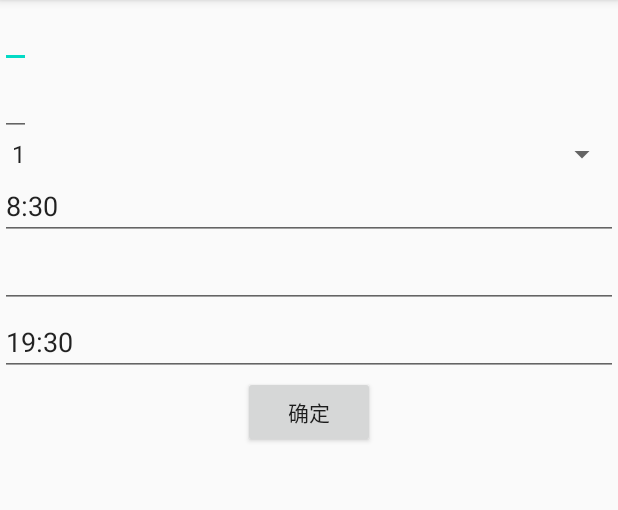
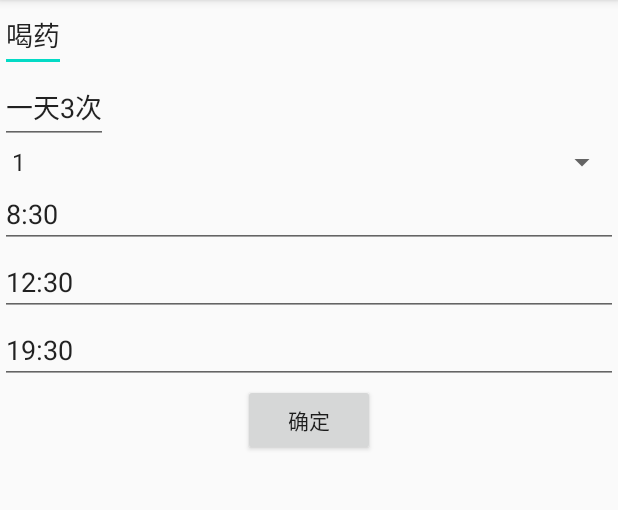
Before and after one commit to Xiangfeidetangyuan/MedicineAssistant, an Android app: the SetInform screen opened directly, with no data from a screen before it, on a phone screen of 412 x 824 dp, the part 84-594 px from its top. Run offline under Robolectric (Android 15) with nearby library versions, the phone set to English and light mode, and no system bars; 4 statements that could not run were skipped.

Commit message:
增加了当搜索为空时，自定义提醒功能

```diff
--- a/app/src/main/java/org/unboxing/medicineassistant/SetInform.java
+++ b/app/src/main/java/org/unboxing/medicineassistant/SetInform.java
@@ -42,8 +42,11 @@ public class SetInform extends AppCompatActivity {
         super.onCreate(savedInstanceState);
         setContentView(R.layout.activity_set_inform);
         informdao = new InformDao(this);
-        Intent i=getIntent();
-        this.userName =i.getStringExtra("userName");
+        Intent intent=getIntent();
+//        Bundle bundle = i.getExtras();
+//        bundle.getString("extras",default)
+        this.userName =intent.getStringExtra("userName");
+
 
         //获取传入的medicine对象
         medicinedemo = (medicine) getIntent().getSerializableExtra("Medicine");
--- a/app/src/main/res/layout/activity_set_inform.xml
+++ b/app/src/main/res/layout/activity_set_inform.xml
@@ -10,12 +10,19 @@
         android:id="@+id/infrom_name_textview"
         android:layout_width="wrap_content"
         android:layout_height="wrap_content"
-        android:inputType="text" />
+        android:inputType="text"
+        android:hint="药名"
+        android:text="喝药"/>
+
     <EditText
         android:id="@+id/infrom_context_textview"
         android:layout_width="wrap_content"
         android:layout_height="wrap_content"
-        android:inputType="text" />
+        android:inputType="text"
+        android:hint="提醒"
+        android:text="一天3次"
+        />
+
 
     <Spinner
         android:id="@+id/spinner"
@@ -27,19 +34,23 @@
         android:id="@+id/timeedit1"
         android:layout_width="match_parent"
         android:layout_height="wrap_content"
-        android:inputType="time" />
+        android:inputType="time"
+        android:text="8:30"
+        />
 
     <EditText
         android:id="@+id/timeedit2"
         android:layout_width="match_parent"
         android:layout_height="wrap_content"
-        android:inputType="time" />
+        android:inputType="time"
+        android:text="12:30"/>
 
     <EditText
         android:id="@+id/timeedit3"
         android:layout_width="match_parent"
         android:layout_height="wrap_content"
-        android:inputType="time" />
+        android:inputType="time"
+        android:text="19:30"/>
 
     <Button
         android:id="@+id/setInfrombutton"
```
Also changed, not shown: app/src/main/AndroidManifest.xml (+4 -3 lines), app/src/main/java/org/unboxing/medicineassistant/searchMedicine.java (+28 -7 lines), app/src/main/res/layout/activity_search_medicine.xml (+22 -6 lines).
